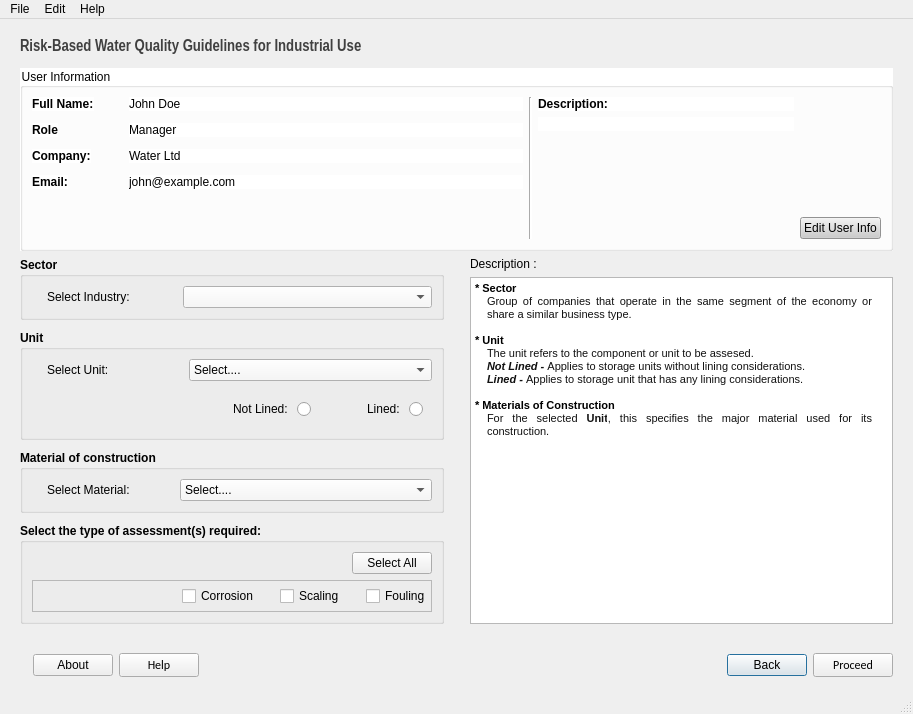
This is src/main/resources/base/sector.ui in ChiromboKenT/Industrial-Water-Quality-Guidelines-DSS as Qt 5 draws it before an edit. The edited form follows.
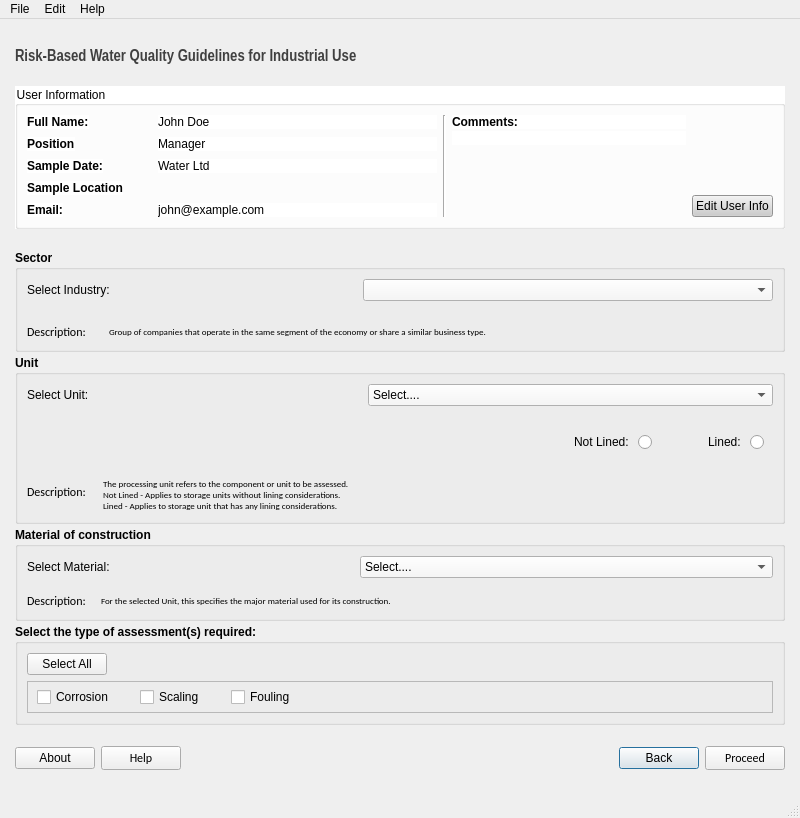
This is the edited form.

Diff of the .ui file:
```diff
--- a/src/main/resources/base/sector.ui
+++ b/src/main/resources/base/sector.ui
@@ -6,35 +6,65 @@
    <rect>
     <x>0</x>
     <y>0</y>
-    <width>913</width>
-    <height>714</height>
+    <width>800</width>
+    <height>818</height>
    </rect>
   </property>
+  <property name="sizePolicy">
+   <sizepolicy hsizetype="Preferred" vsizetype="Minimum">
+    <horstretch>0</horstretch>
+    <verstretch>0</verstretch>
+   </sizepolicy>
+  </property>
   <property name="minimumSize">
    <size>
     <width>800</width>
     <height>0</height>
    </size>
   </property>
+  <property name="maximumSize">
+   <size>
+    <width>16777215</width>
+    <height>818</height>
+   </size>
+  </property>
   <property name="windowTitle">
    <string>MainWindow</string>
   </property>
   <widget class="QWidget" name="centralwidget">
-   <layout class="QVBoxLayout" name="verticalLayout_2" stretch="1,8,16,1,0">
+   <property name="minimumSize">
+    <size>
+     <width>0</width>
+     <height>768</height>
+    </size>
+   </property>
+   <property name="maximumSize">
+    <size>
+     <width>16777215</width>
+     <height>16777215</height>
+    </size>
+   </property>
+   <layout class="QVBoxLayout" name="verticalLayout_2" stretch="1,1,1,0">
     <property name="leftMargin">
-     <number>20</number>
+     <number>15</number>
     </property>
     <property name="topMargin">
-     <number>20</number>
+     <number>15</number>
     </property>
     <property name="rightMargin">
-     <number>20</number>
+     <number>15</number>
     </property>
     <property name="bottomMargin">
-     <number>15</number>
+     <number>11</number>
     </property>
     <item>
      <widget class="QLabel" name="labelInputTitle">
+      <property name="sizePolicy">
+       <sizepolicy hsizetype="Preferred" vsizetype="Fixed">
+        <horstretch>0</horstretch>
+        <verstretch>0</verstretch>
+       </sizepolicy>
+      </property>
       <property name="font">
        <font>
         <family>Arial Narrow</family>
@@ -59,6 +89,12 @@
     </item>
     <item>
      <widget class="QGroupBox" name="groupBox">
+      <property name="sizePolicy">
+       <sizepolicy hsizetype="Preferred" vsizetype="Fixed">
+        <horstretch>0</horstretch>
+        <verstretch>0</verstretch>
+       </sizepolicy>
+      </property>
       <property name="styleSheet">
        <string notr="true">background-color:#ffffff;</string>
       </property>
@@ -66,13 +102,16 @@
        <string>User Information</string>
       </property>
       <layout class="QHBoxLayout" name="horizontalLayout_3" stretch="7,0,4,1">
+       <property name="sizeConstraint">
+        <enum>QLayout::SetDefaultConstraint</enum>
+       </property>
        <item>
         <layout class="QFormLayout" name="formLayout">
          <property name="horizontalSpacing">
           <number>35</number>
          </property>
          <property name="verticalSpacing">
-          <number>12</number>
+          <number>8</number>
          </property>
          <item row="0" column="0">
           <widget class="QLabel" name="fullNameLabel">
@@ -109,11 +148,11 @@
             </font>
            </property>
            <property name="text">
-            <string>Company:</string>
+            <string>Sample Date:</string>
            </property>
           </widget>
          </item>
-         <item row="3" column="0">
+         <item row="4" column="0">
           <widget class="QLabel" name="emailLabel">
            <property name="font">
             <font>
@@ -135,7 +174,7 @@
             </font>
            </property>
            <property name="text">
-            <string>Role</string>
+            <string>Position</string>
            </property>
           </widget>
          </item>
@@ -153,13 +192,26 @@
            </property>
           </widget>
          </item>
-         <item row="3" column="1">
+         <item row="4" column="1">
           <widget class="QLabel" name="email">
            <property name="text">
             <string>john@example.com</string>
            </property>
           </widget>
          </item>
+         <item row="3" column="0">
+          <widget class="QLabel" name="label_3">
+           <property name="font">
+            <font>
+             <weight>75</weight>
+             <bold>true</bold>
+            </font>
+           </property>
+           <property name="text">
+            <string>Sample Location</string>
+           </property>
+          </widget>
+         </item>
         </layout>
        </item>
        <item>
@@ -171,6 +223,9 @@
        </item>
        <item>
         <layout class="QVBoxLayout" name="verticalLayout_5">
+         <property name="spacing">
+          <number>2</number>
+         </property>
          <item>
           <widget class="QLabel" name="label">
            <property name="font">
@@ -180,7 +235,7 @@
             </font>
            </property>
            <property name="text">
-            <string>Description: </string>
+            <string>Comments:</string>
            </property>
           </widget>
          </item>
@@ -205,6 +260,9 @@
            <property name="orientation">
             <enum>Qt::Vertical</enum>
            </property>
+           <property name="sizeType">
+            <enum>QSizePolicy::MinimumExpanding</enum>
+           </property>
            <property name="sizeHint" stdset="0">
             <size>
              <width>20</width>
@@ -217,15 +275,21 @@
        </item>
        <item>
         <layout class="QVBoxLayout" name="verticalLayout_6">
+         <property name="spacing">
+          <number>3</number>
+         </property>
          <item>
           <spacer name="verticalSpacer_3">
            <property name="orientation">
             <enum>Qt::Vertical</enum>
            </property>
+           <property name="sizeType">
+            <enum>QSizePolicy::MinimumExpanding</enum>
+           </property>
            <property name="sizeHint" stdset="0">
             <size>
-             <width>20</width>
-             <height>40</height>
+             <width>0</width>
+             <height>5</height>
             </size>
            </property>
           </spacer>
@@ -255,14 +319,23 @@
      </widget>
     </item>
     <item>
-     <layout class="QHBoxLayout" name="horizontalLayout_5" stretch="5,0,5">
+     <layout class="QHBoxLayout" name="horizontalLayout_5" stretch="0">
       <item>
-       <layout class="QVBoxLayout" name="verticalLayout_3" stretch="0,0,0,0,0,0,0">
+       <layout class="QVBoxLayout" name="verticalLayout_3" stretch="0,0,0,0">
+        <property name="spacing">
+         <number>3</number>
+        </property>
         <item>
          <widget class="QGroupBox" name="groupBox_2">
           <property name="enabled">
            <bool>true</bool>
           </property>
+          <property name="sizePolicy">
+           <sizepolicy hsizetype="Preferred" vsizetype="Fixed">
+            <horstretch>0</horstretch>
+            <verstretch>0</verstretch>
+           </sizepolicy>
+          </property>
           <property name="font">
            <font>
             <weight>75</weight>
@@ -293,18 +366,21 @@
           <property name="checked">
            <bool>false</bool>
           </property>
-          <layout class="QVBoxLayout" name="verticalLayout_8">
+          <layout class="QVBoxLayout" name="verticalLayout_8" stretch="0,1">
+           <property name="spacing">
+            <number>23</number>
+           </property>
            <item>
             <layout class="QFormLayout" name="formLayout_2">
              <property name="horizontalSpacing">
-              <number>50</number>
+              <number>250</number>
              </property>
              <property name="verticalSpacing">
-              <number>16</number>
-             </property>
-             <property name="leftMargin">
               <number>15</number>
              </property>
+             <property name="leftMargin">
+              <number>0</number>
+             </property>
              <item row="0" column="0">
               <widget class="QLabel" name="sectorLabel">
                <property name="font">
@@ -353,27 +429,53 @@
              </item>
             </layout>
            </item>
+           <item>
+            <layout class="QFormLayout" name="formLayout_5">
+             <item row="0" column="0">
+              <widget class="QLabel" name="descriptionLabel">
+               <property name="font">
+                <font>
+                 <family>Calibri</family>
+                 <weight>50</weight>
+                 <bold>false</bold>
+                </font>
+               </property>
+               <property name="text">
+                <string>Description:</string>
+               </property>
+              </widget>
+             </item>
+             <item row="0" column="1">
+              <widget class="QLabel" name="label_4">
+               <property name="font">
+                <font>
+                 <family>Calibri</family>
+                 <pointsize>7</pointsize>
+                 <weight>50</weight>
+                 <bold>false</bold>
+                </font>
+               </property>
+               <property name="text">
+                <string>Group of companies that operate in the same segment of the economy or share a similar business type.</string>
+               </property>
+              </widget>
+             </item>
+            </layout>
+           </item>
           </layout>
          </widget>
         </item>
-        <item>
-         <spacer name="verticalSpacer_6">
-          <property name="orientation">
-           <enum>Qt::Vertical</enum>
-          </property>
-          <property name="sizeHint" stdset="0">
-           <size>
-            <width>20</width>
-            <height>20</height>
-           </size>
-          </property>
-         </spacer>
-        </item>
         <item>
          <widget class="QGroupBox" name="groupBox_3">
           <property name="enabled">
            <bool>true</bool>
           </property>
+          <property name="sizePolicy">
+           <sizepolicy hsizetype="Preferred" vsizetype="Fixed">
+            <horstretch>0</horstretch>
+            <verstretch>0</verstretch>
+           </sizepolicy>
+          </property>
           <property name="font">
            <font>
             <weight>75</weight>
@@ -404,14 +506,17 @@
           <property name="checked">
            <bool>false</bool>
           </property>
-          <layout class="QVBoxLayout" name="verticalLayout_9" stretch="0,0,0,1">
+          <layout class="QVBoxLayout" name="verticalLayout_9" stretch="0,0,0">
+           <property name="spacing">
+            <number>17</number>
+           </property>
            <item>
             <layout class="QFormLayout" name="formLayout_3">
              <property name="horizontalSpacing">
-              <number>80</number>
+              <number>279</number>
              </property>
              <property name="leftMargin">
-              <number>15</number>
+              <number>0</number>
              </property>
              <item row="0" column="0">
               <widget class="QLabel" name="selectUnitLabel">
@@ -449,19 +554,6 @@
              </item>
             </layout>
            </item>
-           <item>
-            <spacer name="verticalSpacer_4">
-             <property name="orientation">
-              <enum>Qt::Vertical</enum>
-             </property>
-             <property name="sizeHint" stdset="0">
-              <size>
-               <width>20</width>
-               <height>10</height>
-              </size>
-             </property>
-            </spacer>
-           </item>
            <item>
             <widget class="QFrame" name="liningFrame">
              <layout class="QHBoxLayout" name="horizontalLayout" stretch="1,0,0,0">
@@ -533,39 +625,60 @@
             </widget>
            </item>
            <item>
-            <spacer name="verticalSpacer_5">
-             <property name="orientation">
-              <enum>Qt::Vertical</enum>
-             </property>
-             <property name="sizeHint" stdset="0">
-              <size>
-               <width>20</width>
-               <height>10</height>
-              </size>
-             </property>
-            </spacer>
+            <layout class="QFormLayout" name="formLayout_6">
+             <item row="0" column="0">
+              <widget class="QLabel" name="descriptionLabel_2">
+               <property name="font">
+                <font>
+                 <family>Calibri</family>
+                 <weight>50</weight>
+                 <bold>false</bold>
+                </font>
+               </property>
+               <property name="text">
+                <string>Description:</string>
+               </property>
+              </widget>
+             </item>
+             <item row="0" column="1">
+              <widget class="QLabel" name="label_5">
+               <property name="font">
+                <font>
+                 <family>Calibri</family>
+                 <pointsize>7</pointsize>
+                 <weight>50</weight>
+                 <bold>false</bold>
+                </font>
+               </property>
+               <property name="text">
+                <string>The processing unit refers to the component or unit to be assessed.
+Not Lined - Applies to storage units without lining considerations. 
+Lined - Applies to storage unit that has any lining considerations.</string>
+               </property>
+               <property name="wordWrap">
+                <bool>false</bool>
+               </property>
+               <property name="margin">
+                <number>7</number>
+               </property>
+              </widget>
+             </item>
+            </layout>
            </item>
           </layout>
          </widget>
         </item>
-        <item>
-         <spacer name="verticalSpacer_10">
-          <property name="orientation">
-           <enum>Qt::Vertical</enum>
-          </property>
-          <property name="sizeHint" stdset="0">
-           <size>
-            <width>20</width>
-            <height>20</height>
-           </size>
-          </property>
-         </spacer>
-        </item>
         <item>
          <widget class="QGroupBox" name="groupBox_4">
           <property name="enabled">
            <bool>true</bool>
           </property>
+          <property name="sizePolicy">
+           <sizepolicy hsizetype="Preferred" vsizetype="Fixed">
+            <horstretch>0</horstretch>
+            <verstretch>0</verstretch>
+           </sizepolicy>
+          </property>
           <property name="font">
            <font>
             <weight>75</weight>
@@ -597,16 +710,19 @@
            <bool>false</bool>
           </property>
           <layout class="QVBoxLayout" name="verticalLayout_10">
+           <property name="spacing">
+            <number>15</number>
+           </property>
            <item>
             <layout class="QFormLayout" name="formLayout_7">
              <property name="horizontalSpacing">
-              <number>50</number>
+              <number>250</number>
              </property>
              <property name="verticalSpacing">
               <number>16</number>
              </property>
              <property name="leftMargin">
-              <number>15</number>
+              <number>0</number>
              </property>
              <item row="0" column="0">
               <widget class="QLabel" name="sectorLabel_3">
@@ -647,24 +763,50 @@
              </item>
             </layout>
            </item>
+           <item>
+            <layout class="QFormLayout" name="formLayout_8">
+             <item row="0" column="0">
+              <widget class="QLabel" name="descriptionLabel_3">
+               <property name="font">
+                <font>
+                 <family>Calibri</family>
+                 <weight>50</weight>
+                 <bold>false</bold>
+                </font>
+               </property>
+               <property name="text">
+                <string>Description:</string>
+               </property>
+              </widget>
+             </item>
+             <item row="0" column="1">
+              <widget class="QLabel" name="label_6">
+               <property name="font">
+                <font>
+                 <family>Calibri</family>
+                 <pointsize>7</pointsize>
+                 <weight>50</weight>
+                 <bold>false</bold>
+                </font>
+               </property>
+               <property name="text">
+                <string>For the selected Unit, this specifies the major material used for its construction.</string>
+               </property>
+              </widget>
+             </item>
+            </layout>
+           </item>
           </layout>
          </widget>
         </item>
-        <item>
-         <spacer name="verticalSpacer_11">
-          <property name="orientation">
-           <enum>Qt::Vertical</enum>
-          </property>
-          <property name="sizeHint" stdset="0">
-           <size>
-            <width>10</width>
-            <height>20</height>
-           </size>
-          </property>
-         </spacer>
-        </item>
         <item>
          <widget class="QGroupBox" name="groupBox_5">
+          <property name="sizePolicy">
+           <sizepolicy hsizetype="Preferred" vsizetype="Fixed">
+            <horstretch>0</horstretch>
+            <verstretch>0</verstretch>
+           </sizepolicy>
+          </property>
           <property name="font">
            <font>
             <weight>75</weight>
@@ -677,6 +819,22 @@
           <layout class="QVBoxLayout" name="verticalLayout">
            <item>
             <layout class="QHBoxLayout" name="horizontalLayout_6">
+             <item>
+              <widget class="QPushButton" name="buttonSelectAll">
+               <property name="font">
+                <font>
+                 <weight>50</weight>
+                 <bold>false</bold>
+                </font>
+               </property>
+               <property name="cursor">
+                <cursorShape>PointingHandCursor</cursorShape>
+               </property>
+               <property name="text">
+                <string>Select All</string>
+               </property>
+              </widget>
+             </item>
              <item>
               <spacer name="horizontalSpacer_5">
                <property name="orientation">
@@ -690,22 +848,6 @@
                </property>
               </spacer>
              </item>
-             <item>
-              <widget class="QPushButton" name="buttonSelectAll">
-               <property name="font">
-                <font>
-                 <weight>50</weight>
-                 <bold>false</bold>
-                </font>
-               </property>
-               <property name="cursor">
-                <cursorShape>PointingHandCursor</cursorShape>
-               </property>
-               <property name="text">
-                <string>Select All</string>
-               </property>
-              </widget>
-             </item>
             </layout>
            </item>
            <item>
@@ -716,7 +858,7 @@
              <property name="frameShadow">
               <enum>QFrame::Raised</enum>
              </property>
-             <layout class="QHBoxLayout" name="horizontalLayout_4" stretch="2,0,0,0,0,0">
+             <layout class="QHBoxLayout" name="horizontalLayout_4" stretch="0,0,0,0,0,1">
               <property name="topMargin">
                <number>5</number>
               </property>
@@ -726,19 +868,6 @@
               <property name="bottomMargin">
                <number>5</number>
               </property>
-              <item>
-               <spacer name="horizontalSpacer_7">
-                <property name="orientation">
-                 <enum>Qt::Horizontal</enum>
-                </property>
-                <property name="sizeHint" stdset="0">
-                 <size>
-                  <width>57</width>
-                  <height>20</height>
-                 </size>
-                </property>
-               </spacer>
-              </item>
               <item>
                <widget class="QCheckBox" name="checkBoxCorrosion">
                 <property name="font">
@@ -753,13 +882,16 @@
                </widget>
               </item>
               <item>
-               <spacer name="horizontalSpacer_16">
+               <spacer name="horizontalSpacer_7">
                 <property name="orientation">
                  <enum>Qt::Horizontal</enum>
                 </property>
+                <property name="sizeType">
+                 <enum>QSizePolicy::MinimumExpanding</enum>
+                </property>
                 <property name="sizeHint" stdset="0">
                  <size>
-                  <width>15</width>
+                  <width>20</width>
                   <height>20</height>
                  </size>
                 </property>
@@ -779,13 +911,16 @@
                </widget>
               </item>
               <item>
-               <spacer name="horizontalSpacer_17">
+               <spacer name="horizontalSpacer_16">
                 <property name="orientation">
                  <enum>Qt::Horizontal</enum>
                 </property>
+                <property name="sizeType">
+                 <enum>QSizePolicy::MinimumExpanding</enum>
+                </property>
                 <property name="sizeHint" stdset="0">
                  <size>
-                  <width>15</width>
+                  <width>20</width>
                   <height>20</height>
                  </size>
                 </property>
@@ -804,6 +939,19 @@
                 </property>
                </widget>
               </item>
+              <item>
+               <spacer name="horizontalSpacer_17">
+                <property name="orientation">
+                 <enum>Qt::Horizontal</enum>
+                </property>
+                <property name="sizeHint" stdset="0">
+                 <size>
+                  <width>15</width>
+                  <height>20</height>
+                 </size>
+                </property>
+               </spacer>
+              </item>
              </layout>
             </widget>
            </item>
@@ -812,77 +960,10 @@
         </item>
        </layout>
       </item>
-      <item>
-       <spacer name="horizontalSpacer_3">
-        <property name="orientation">
-         <enum>Qt::Horizontal</enum>
-        </property>
-        <property name="sizeHint" stdset="0">
-         <size>
-          <width>20</width>
-          <height>20</height>
-         </size>
-        </property>
-       </spacer>
-      </item>
-      <item>
-       <layout class="QVBoxLayout" name="verticalLayout_4">
-        <item>
-         <widget class="QLabel" name="label_4">
-          <property name="text">
-           <string>Description :</string>
-          </property>
-         </widget>
-        </item>
-        <item>
-         <widget class="QTextBrowser" name="textBrowser">
-          <property name="cursor" stdset="0">
-           <cursorShape>IBeamCursor</cursorShape>
-          </property>
-          <property name="html">
-           <string>&lt;!DOCTYPE HTML PUBLIC &quot;-//W3C//DTD HTML 4.0//EN&quot; &quot;http://www.w3.org/TR/REC-html40/strict.dtd&quot;&gt;
-&lt;html&gt;&lt;head&gt;&lt;meta name=&quot;qrichtext&quot; content=&quot;1&quot; /&gt;&lt;style type=&quot;text/css&quot;&gt;
-p, li { white-space: pre-wrap; }
-&lt;/style&gt;&lt;/head&gt;&lt;body style=&quot; font-family:'MS Shell Dlg 2'; font-size:7.8pt; font-weight:400; font-style:normal;&quot;&gt;
-&lt;p style=&quot; margin-top:0px; margin-bottom:0px; margin-left:0px; margin-right:0px; -qt-block-indent:0; text-indent:0px;&quot;&gt;&lt;span style=&quot; font-size:8pt; font-weight:600;&quot;&gt;* Sector&lt;/span&gt;&lt;/p&gt;
-&lt;p align=&quot;justify&quot; style=&quot; margin-top:0px; margin-bottom:0px; margin-left:12px; margin-right:16px; -qt-block-indent:0; text-indent:0px;&quot;&gt;&lt;span style=&quot; font-family:'SourceSansPro,sans-serif'; font-size:8pt; color:#111111; background-color:#ffffff;&quot;&gt;Group of companies that operate in the same segment of the economy or share a similar business type.&lt;/span&gt;&lt;/p&gt;
-&lt;p align=&quot;justify&quot; style=&quot;-qt-paragraph-type:empty; margin-top:0px; margin-bottom:0px; margin-left:12px; margin-right:16px; -qt-block-indent:0; text-indent:0px; font-family:'SourceSansPro,sans-serif'; font-size:8pt; color:#111111;&quot;&gt;&lt;br /&gt;&lt;/p&gt;
-&lt;p style=&quot; margin-top:0px; margin-bottom:0px; margin-left:0px; margin-right:0px; -qt-block-indent:0; text-indent:0px;&quot;&gt;&lt;span style=&quot; font-size:8pt; font-weight:600;&quot;&gt;* Unit&lt;/span&gt;&lt;/p&gt;
-&lt;p align=&quot;justify&quot; style=&quot; margin-top:0px; margin-bottom:0px; margin-left:12px; margin-right:16px; -qt-block-indent:0; text-indent:0px;&quot;&gt;&lt;span style=&quot; font-family:'SourceSansPro,sans-serif'; font-size:8pt; color:#111111; background-color:#ffffff;&quot;&gt;The unit refers to the component or unit to be assesed.&lt;/span&gt;&lt;/p&gt;
-&lt;p align=&quot;justify&quot; style=&quot; margin-top:0px; margin-bottom:0px; margin-left:12px; margin-right:16px; -qt-block-indent:0; text-indent:0px;&quot;&gt;&lt;span style=&quot; font-family:'SourceSansPro,sans-serif'; font-size:8pt; font-weight:600; font-style:italic; color:#111111; background-color:#ffffff;&quot;&gt;Not Lined - &lt;/span&gt;&lt;span style=&quot; font-family:'SourceSansPro,sans-serif'; font-size:8pt; color:#111111; background-color:#ffffff;&quot;&gt;Applies to storage units without lining considerations. &lt;/span&gt;&lt;/p&gt;
-&lt;p align=&quot;justify&quot; style=&quot; margin-top:0px; margin-bottom:0px; margin-left:12px; margin-right:16px; -qt-block-indent:0; text-indent:0px;&quot;&gt;&lt;span style=&quot; font-family:'SourceSansPro,sans-serif'; font-size:8pt; font-weight:600; font-style:italic; color:#111111; background-color:#ffffff;&quot;&gt;Lined - &lt;/span&gt;&lt;span style=&quot; font-family:'SourceSansPro,sans-serif'; font-size:8pt; color:#111111; background-color:#ffffff;&quot;&gt;Applies to storage unit that has any lining considerations.&lt;/span&gt;&lt;/p&gt;
-&lt;p align=&quot;justify&quot; style=&quot;-qt-paragraph-type:empty; margin-top:0px; margin-bottom:0px; margin-left:12px; margin-right:16px; -qt-block-indent:0; text-indent:0px; font-family:'SourceSansPro,sans-serif'; font-size:8pt; color:#111111;&quot;&gt;&lt;br /&gt;&lt;/p&gt;
-&lt;p style=&quot; margin-top:0px; margin-bottom:0px; margin-left:0px; margin-right:0px; -qt-block-indent:0; text-indent:0px;&quot;&gt;&lt;span style=&quot; font-size:8pt; font-weight:600;&quot;&gt;* Materials of Construction&lt;/span&gt;&lt;/p&gt;
-&lt;p align=&quot;justify&quot; style=&quot; margin-top:0px; margin-bottom:0px; margin-left:12px; margin-right:16px; -qt-block-indent:0; text-indent:0px;&quot;&gt;&lt;span style=&quot; font-family:'SourceSansPro,sans-serif'; font-size:8pt; color:#111111; background-color:#ffffff;&quot;&gt;For the selected &lt;/span&gt;&lt;span style=&quot; font-family:'SourceSansPro,sans-serif'; font-size:8pt; font-weight:600; color:#111111; background-color:#ffffff;&quot;&gt;Unit&lt;/span&gt;&lt;span style=&quot; font-family:'SourceSansPro,sans-serif'; font-size:8pt; color:#111111; background-color:#ffffff;&quot;&gt;, this specifies the major material used for its construction.&lt;/span&gt;&lt;/p&gt;&lt;/body&gt;&lt;/html&gt;</string>
-          </property>
-         </widget>
-        </item>
-       </layout>
-      </item>
      </layout>
     </item>
-    <item>
-     <spacer name="verticalSpacer_2">
-      <property name="orientation">
-       <enum>Qt::Vertical</enum>
-      </property>
-      <property name="sizeHint" stdset="0">
-       <size>
-        <width>20</width>
-        <height>40</height>
-       </size>
-      </property>
-     </spacer>
-    </item>
     <item>
      <layout class="QHBoxLayout" name="horizontalLayout_2">
-      <item>
-       <widget class="QLabel" name="label_2">
-        <property name="text">
-         <string/>
-        </property>
-       </widget>
-      </item>
       <item>
        <widget class="QPushButton" name="buttonAbout">
         <property name="text">
@@ -989,10 +1070,16 @@
     <rect>
      <x>0</x>
      <y>0</y>
-     <width>913</width>
+     <width>800</width>
      <height>26</height>
     </rect>
    </property>
+   <property name="sizePolicy">
+    <sizepolicy hsizetype="MinimumExpanding" vsizetype="Fixed">
+     <horstretch>0</horstretch>
+     <verstretch>0</verstretch>
+    </sizepolicy>
+   </property>
    <widget class="QMenu" name="menuFile">
     <property name="title">
      <string>File</string>
@@ -1016,7 +1103,14 @@
    <addaction name="menuEdit"/>
    <addaction name="menuHelp"/>
   </widget>
-  <widget class="QStatusBar" name="statusbar"/>
+  <widget class="QStatusBar" name="statusbar">
+   <property name="sizePolicy">
+    <sizepolicy hsizetype="Preferred" vsizetype="Fixed">
+     <horstretch>0</horstretch>
+     <verstretch>0</verstretch>
+    </sizepolicy>
+   </property>
+  </widget>
   <action name="actionHome">
    <property name="text">
     <string>Home</string>
```
Left out of the diff: 48 changed lines with no effect on the pictures.
